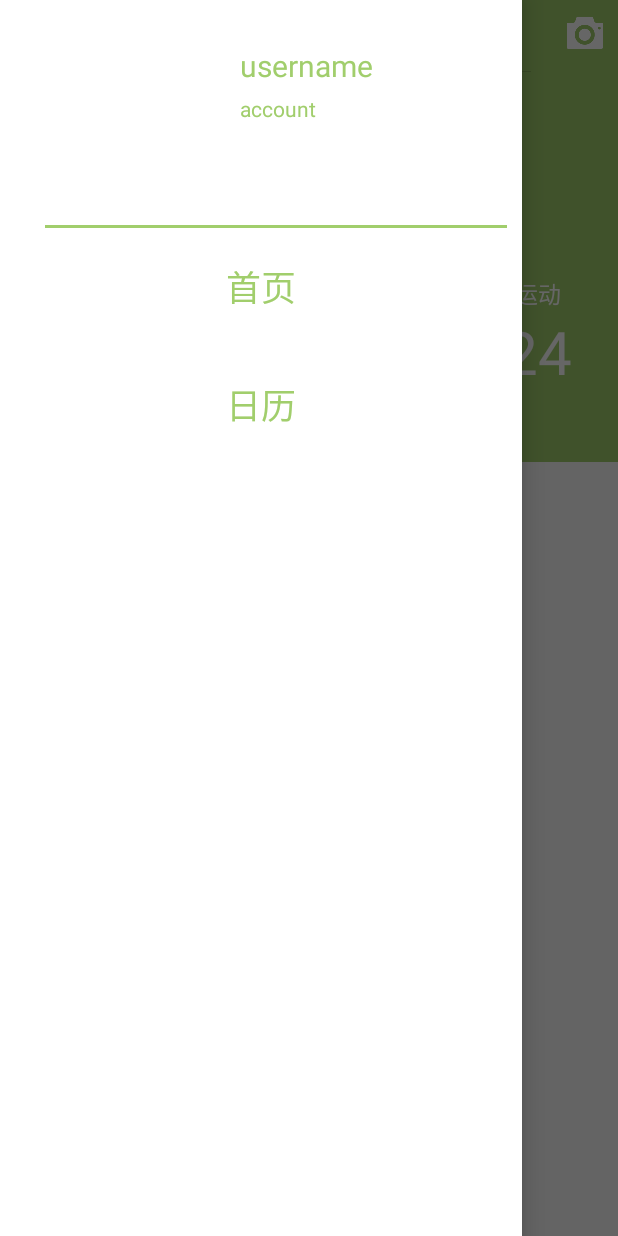
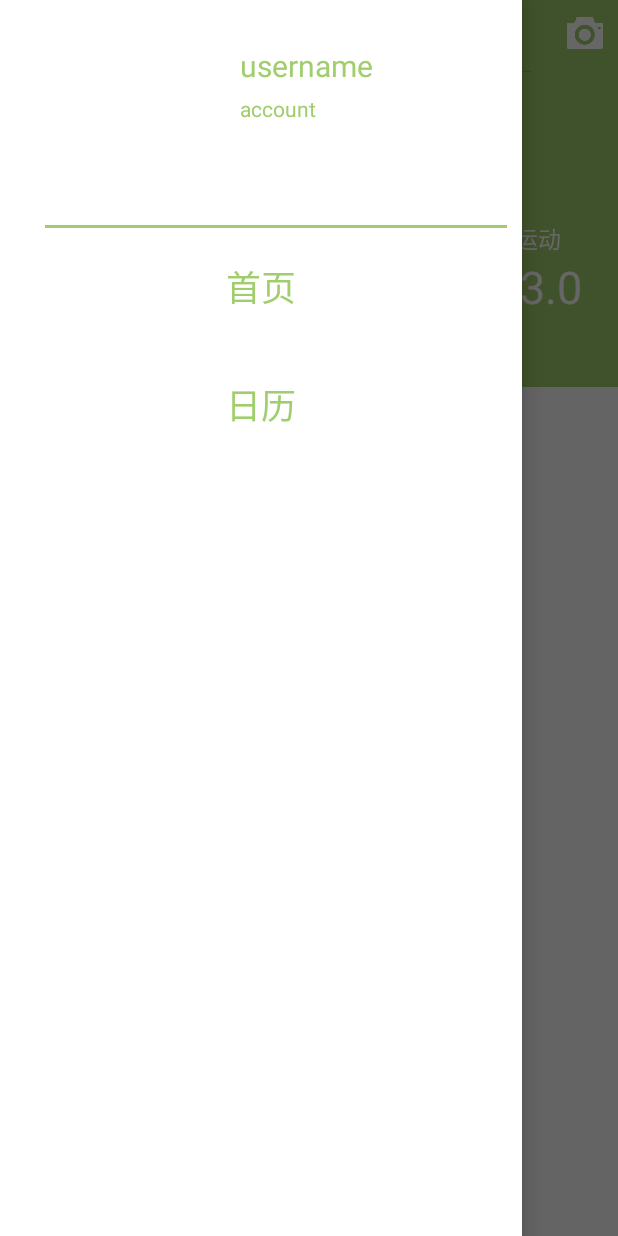
Before and after one commit to MackHsu/FoodCare, an Android app: the screen it shows after launch (MainActivity), with the side drawer open, on a phone screen of 412 x 824 dp. Run offline under Robolectric (Android 15) with nearby library versions, the phone set to English and light mode, and no system bars; libraries missing offline, so code that uses them is left out: com.donkingliang.groupedadapter, com.thinkcool.circletextimageview; plain views replace CircleTextImageView; 3 statements that could not run were skipped.

Commit message:
尝试MVP改造MainActivity 2

```diff
--- a/app/src/main/java/com/example/foodcare/activity/MainActivity.java
+++ b/app/src/main/java/com/example/foodcare/activity/MainActivity.java
@@ -31,7 +31,6 @@
 
     ImageButton menuButton;
     DrawerLayout mainDrawerLayout;
-    ArrayList<MainGroup> groupList;
     Button addFoodButton;
     Button analysisButton;
     Button calendarButton;
@@ -40,6 +39,9 @@
     RecyclerView mainRecycler;
     SearchView searchView;
     TextView recommendedIntakeText;
+    TextView intakeText;
+    TextView consumptionText;
+    TextView restText;
     private Uri imageUri;
 
     MainPresenter mainPresenter;
@@ -48,9 +50,6 @@
     protected void onCreate(Bundle savedInstanceState) {
         super.onCreate(savedInstanceState);
         setContentView(R.layout.activity_main);
-
-        //TODO: change to mPresenter.initGroupList();
-        initGroupList();
 
         //初始化
         menuButton = (ImageButton) findViewById(R.id.main_menu_button);
@@ -63,9 +62,12 @@
         cameraButton = (ImageButton)findViewById(R.id.main_camera_button);
         searchView = (SearchView)findViewById(R.id.mainsearchView);
         recommendedIntakeText = (TextView) findViewById(R.id.recommended_intake);
+        intakeText = (TextView) findViewById(R.id.intake_today);
+        consumptionText = (TextView) findViewById(R.id.consumption_today);
+        restText = (TextView) findViewById(R.id.rest_today_text);
 
         mainPresenter = new MainPresenter(this);
-        mainPresenter.refreshMeal();
+        mainPresenter.refreshTodayMealListAndEnergy();
 
         //点击左上方的按钮左侧菜单栏滑出
         menuButton.setOnClickListener(new View.OnClickListener() {
@@ -133,32 +135,19 @@
         MainRecyclerAdapter adapter = new MainRecyclerAdapter(this,groupList);
         mainRecycler.setAdapter(adapter);
 
-        //刷新热量
-        mainPresenter.refreshEnergy();
+        //热量
+        recommendedIntakeText.setText(recommendedIntake + "");
+        intakeText.setText(intake + "");
+        consumptionText.setText(consumption + "");
+        double rest = recommendedIntake - intake + consumption;
+        restText.setText(rest + "");
     }
 
-    //前端测试用
-    public void initGroupList() {
-        groupList = new ArrayList<>();
-        ArrayList<MainFood> foodList = new ArrayList<>();
+    @Override
+    public void onLogin() {
 
-        //早餐
-        MainFood mainFood = new MainFood("煮鸡蛋", 50, 100);
-        foodList.add(mainFood);
-        mainFood = new MainFood("豆浆", 200, 50);
-        foodList.add(mainFood);
-        MainGroup mainGroup = new MainGroup("早餐", 155, foodList);
-        groupList.add(mainGroup);
+    }
 
-        //午餐
-        foodList = new ArrayList<>();
-        mainFood = new MainFood("米饭", 200, 150);
-        foodList.add(mainFood);
-        mainFood = new MainFood("鸡腿", 50, 400);
-        foodList.add(mainFood);
-        mainGroup = new MainGroup("午餐", 450, foodList);
-        groupList.add(mainGroup);
-    }
     /*********************************************************************/
     /**********************搜索框*****************************************/
 
--- /dev/null
+++ b/app/src/main/java/com/example/foodcare/model/MainModel.java
@@ -0,0 +1,69 @@
+package com.example.foodcare.model;
+
+import com.example.foodcare.entity.MainFood;
+import com.example.foodcare.entity.MainGroup;
+import com.example.foodcare.presenter.IMainPresenter;
+
+import java.util.ArrayList;
+
+public class MainModel implements IMainModel {
+
+    private ArrayList<MainGroup> groupList;
+    private double recommendedIntakeToday;
+    private double consumption;
+    IMainPresenter presenter;
+
+    public MainModel(IMainPresenter presenter) {
+        this.presenter = presenter;
+        initGroupList();
+        recommendedIntakeToday = 1886;
+        consumption = 53;
+    }
+
+    @Override
+    public ArrayList<MainGroup> getMeals() {
+        return groupList;
+    }
+
+    @Override
+    public double getRecommendedIntake() {
+        return recommendedIntakeToday;
+    }
+
+    @Override
+    public double getConsumption() {
+        return consumption;
+    }
+
+    @Override
+    public double getIntake() {
+        double intake = 0;
+        for (MainGroup meal: groupList) {
+            intake = intake + meal.getTotalEnergyThisMeal();
+        }
+        return intake;
+    }
+
+    //前端测试用
+    public void initGroupList() {
+        groupList = new ArrayList<>();
+        ArrayList<MainFood> foodList = new ArrayList<>();
+
+        //早餐
+        MainFood mainFood = new MainFood("煮鸡蛋", 50, 100);
+        foodList.add(mainFood);
+        mainFood = new MainFood("豆浆", 200, 50);
+        foodList.add(mainFood);
+        MainGroup mainGroup = new MainGroup("早餐", 155, foodList);
+        groupList.add(mainGroup);
+
+        //午餐
+        foodList = new ArrayList<>();
+        mainFood = new MainFood("米饭", 200, 150);
+        foodList.add(mainFood);
+        mainFood = new MainFood("鸡腿", 50, 400);
+        foodList.add(mainFood);
+        mainGroup = new MainGroup("午餐", 450, foodList);
+        groupList.add(mainGroup);
+    }
+}
--- a/app/src/main/java/com/example/foodcare/presenter/MainPresenter.java
+++ b/app/src/main/java/com/example/foodcare/presenter/MainPresenter.java
@@ -2,6 +2,7 @@
 
 import com.example.foodcare.activity.MainActivity;
 import com.example.foodcare.model.IMainModel;
+import com.example.foodcare.model.MainModel;
 import com.example.foodcare.view.IMainView;
 
 public class MainPresenter implements IMainPresenter {
@@ -10,7 +11,7 @@
     private IMainModel mainModel;
 
     public MainPresenter(IMainView mainView) {
-        this.mainModel = mainModel;
+        this.mainModel = new MainModel(this);
         this.mainView = mainView;
     }
 
--- a/app/src/main/java/com/example/foodcare/view/IMainView.java
+++ b/app/src/main/java/com/example/foodcare/view/IMainView.java
@@ -11,7 +11,4 @@
 
     //刷新登录状态
     void onLogin();
-
-    //获取今日推荐热量
-    void getRecommendedIntake();
 }
--- a/app/src/main/res/layout/activity_main.xml
+++ b/app/src/main/res/layout/activity_main.xml
@@ -61,11 +61,11 @@
                             android:background="#00000000"
                             android:layout_margin="10dp" />
                 </RelativeLayout>
+                <!--将除了底部的两个按钮之外的部分放在一个容器里，这样那两个按钮就可以放在底部-->
                 <LinearLayout
                     android:layout_width="match_parent"
                     android:layout_height="0dp"
                     android:layout_weight="1">
-                <!--将除了底部的两个按钮之外的部分放在一个容器里，这样那两个按钮就可以放在底部-->
                         <android.support.v4.widget.NestedScrollView
                             android:layout_width="match_parent"
                             android:layout_height="wrap_content">
@@ -79,9 +79,8 @@
                                             android:id="@+id/main_bg"
                                             android:orientation="vertical"
                                             android:layout_width="match_parent"
-                                    android:layout_height="250dp"
+                                            android:layout_height="200dp"
                                             android:background="@color/mainColor">
-
                                                 <!--摄入、剩余、运动 布局容器-->
                                                 <LinearLayout
                                                     android:orientation="horizontal"
@@ -107,7 +106,7 @@
                                                                     android:layout_width="wrap_content"
                                                                     android:layout_height="wrap_content"
                                                                     android:textColor="#fff"
-                                                            android:textSize="40sp"
+                                                                    android:textSize="30sp"
                                                                     android:text="153"
                                                                     android:layout_alignParentBottom="true"
                                                                     android:layout_centerHorizontal="true"
@@ -192,7 +191,7 @@
                                                                     android:layout_width="wrap_content"
                                                                     android:layout_height="wrap_content"
                                                                     android:textColor="#fff"
-                                                            android:textSize="40sp"
+                                                                    android:textSize="30sp"
                                                                     android:text="24"
                                                                     android:layout_alignParentBottom="true"
                                                                     android:layout_centerHorizontal="true"
```
Lines whose indentation alone changed are shown as unchanged.
